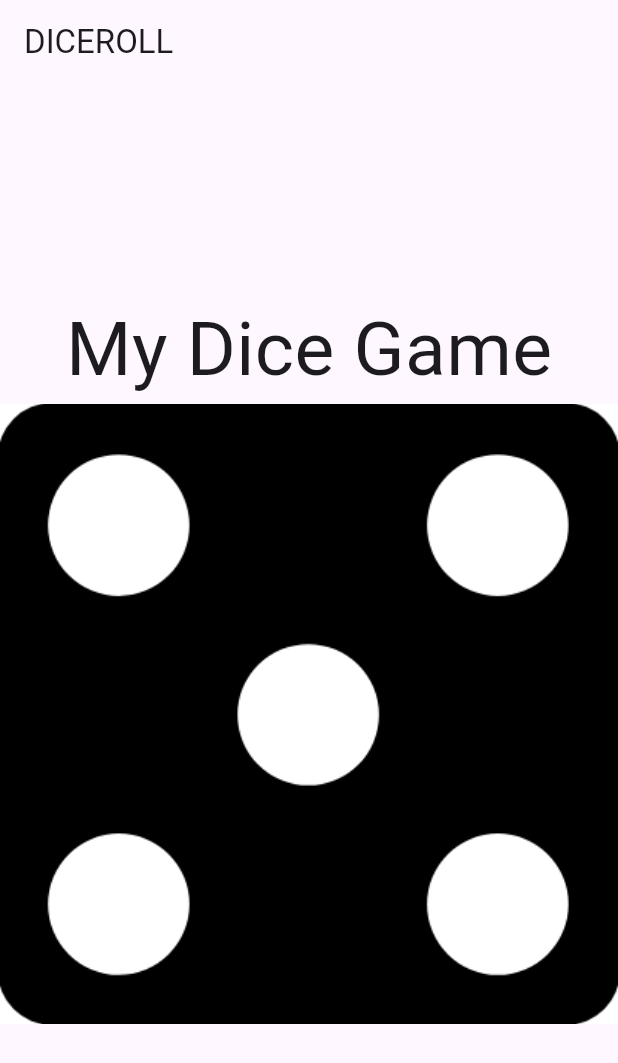
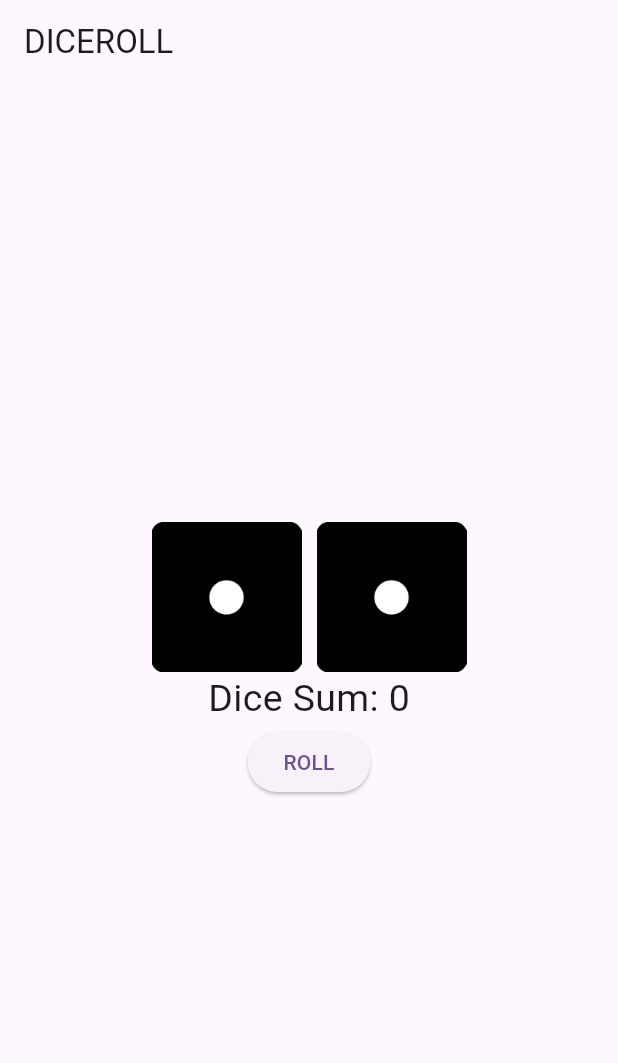
Before and after one commit to arrahman10/dice-roll-game, a Flutter app: the screen it shows after launch, on a phone screen of 412 x 824 dp. Shown: the top 1063 px of the screen. Run offline on Flutter 3.47's test engine with Material 3 defaults, Android fonts, the phone set to English and light mode, and no system bars; our stand-ins replace google_fonts.

Commit message:
feat: implement random dice roll logic and display dice face images
- Used Random.secure() to generate dice indices for two dice
- Calculated dice sum based on indices and displayed result
- Rendered corresponding dice face images using Image.asset
- Temporarily used ElevatedButton to trigger dice roll

```diff
--- a/lib/screens/game_page.dart
+++ b/lib/screens/game_page.dart
@@ -1,4 +1,8 @@
 import 'package:flutter/material.dart';
+
+import 'dart:math';
+
+import 'package:dice_roll_game/utils/dice_assets.dart';
 
 class GamePage extends StatefulWidget {
   const GamePage({super.key});
@@ -8,6 +12,9 @@ class GamePage extends StatefulWidget {
 }
 
 class _GamePageState extends State<GamePage> {
+  int index1 = 0, index2 = 0, diceSum = 0;
+  final random = Random.secure();
+
   Widget build(BuildContext context) {
     return Scaffold(
       appBar: AppBar(title: const Text('DICEROLL')),
@@ -15,11 +22,27 @@ class _GamePageState extends State<GamePage> {
         child: Column(
           mainAxisAlignment: MainAxisAlignment.center,
           children: [
-            Text('My Dice Game', style: TextStyle(fontSize: 50)),
-            Image.asset('assets/images/d5.png'),
+            Row(
+              mainAxisAlignment: MainAxisAlignment.center,
+              children: [
+                Image.asset(diceList[index1], width: 100, height: 100),
+                const SizedBox(width: 10),
+                Image.asset(diceList[index2], width: 100, height: 100),
+              ],
+            ),
+            Text('Dice Sum: $diceSum', style: const TextStyle(fontSize: 25)),
+            ElevatedButton(onPressed: rollTheDice, child: const Text('ROLL')),
           ],
         ),
       ),
     );
   }
+
+  void rollTheDice() {
+    setState(() {
+      index1 = random.nextInt(6);
+      index2 = random.nextInt(6);
+      diceSum = index1 + index2 + 2;
+    });
+  }
 }
--- a/lib/utils/dice_assets.dart
+++ b/lib/utils/dice_assets.dart
@@ -0,0 +1,8 @@
+final diceList = [
+  'assets/images/d1.png',
+  'assets/images/d2.png',
+  'assets/images/d3.png',
+  'assets/images/d4.png',
+  'assets/images/d5.png',
+  'assets/images/d6.png',
+];
```
